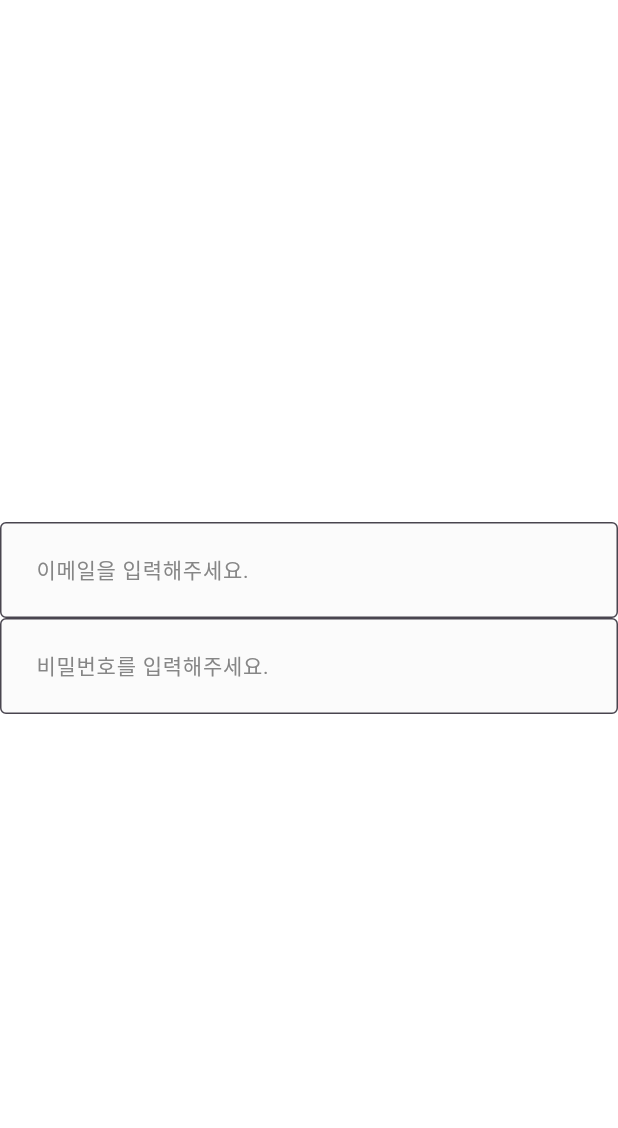
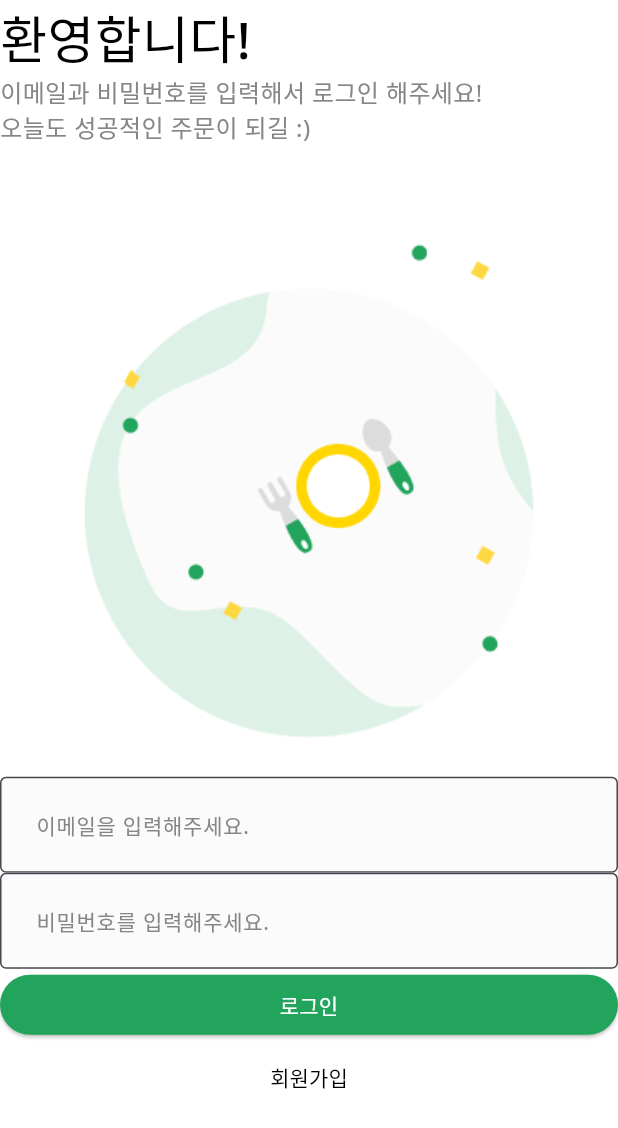
Before and after one commit to wnsdnn/Flutter_Codefactory_Middle, a Flutter app: the screen it shows after launch, on a phone screen of 412 x 824 dp. Shown: the top 1128 px of the screen. Run offline on Flutter 3.47's test engine with Material 3 defaults, Android fonts, the phone set to English and light mode, and no system bars.

Commit message:
UI 배치하기

```diff
--- /dev/null
+++ b/project/actual/lib/common/layout/default_layout.dart
@@ -0,0 +1,18 @@
+import 'package:flutter/material.dart';
+
+class DefaultLayout extends StatelessWidget {
+  final Widget child;
+
+  DefaultLayout({
+    super.key,
+    required this.child,
+  });
+
+  @override
+  Widget build(BuildContext context) {
+    return Scaffold(
+      backgroundColor: Colors.white,
+      body: child,
+    );
+  }
+}
--- a/project/actual/lib/main.dart
+++ b/project/actual/lib/main.dart
@@ -1,4 +1,4 @@
-import 'package:actual/common/component/custom_text_form_field.dart';
+import 'package:actual/user/view/login_screen.dart';
 import 'package:flutter/material.dart';
 
 void main() {
@@ -14,23 +14,10 @@ class _App extends StatelessWidget {
   Widget build(BuildContext context) {
     return MaterialApp(
       debugShowCheckedModeBanner: false,
-      home: Scaffold(
-        backgroundColor: Colors.white,
-        body: Column(
-          mainAxisAlignment: MainAxisAlignment.center,
-          children: [
-            CustomTextFormField(
-              hintText: '이메일을 입력해주세요.',
-              onChanged: (String value) {},
-            ),
-            CustomTextFormField(
-              hintText: '비밀번호를 입력해주세요.',
-              obscureText: true,
-              onChanged: (String value) {},
-            ),
-          ],
-        ),
+      theme: ThemeData(
+        fontFamily: 'NotoSans',
       ),
+      home: LoginScreen(),
     );
   }
 }
--- /dev/null
+++ b/project/actual/lib/user/view/login_screen.dart
@@ -0,0 +1,90 @@
+import 'package:actual/common/component/custom_text_form_field.dart';
+import 'package:actual/common/const/colors.dart';
+import 'package:actual/common/layout/default_layout.dart';
+import 'package:flutter/material.dart';
+
+class LoginScreen extends StatelessWidget {
+  const LoginScreen({super.key});
+
+  @override
+  Widget build(BuildContext context) {
+    final logoWidth = MediaQuery.of(context).size.width / 3 * 2;
+
+    return DefaultLayout(
+      child: SafeArea(
+        top: true,
+        bottom: false,
+        child: Column(
+          crossAxisAlignment: CrossAxisAlignment.stretch,
+          children: [
+            _Title(),
+            _SubTitle(),
+            Image.asset(
+              'asset/img/misc/logo.png',
+              width: logoWidth,
+            ),
+            CustomTextFormField(
+              hintText: '이메일을 입력해주세요.',
+              onChanged: (String value) {},
+            ),
+            CustomTextFormField(
+              hintText: '비밀번호를 입력해주세요.',
+              obscureText: true,
+              onChanged: (String value) {},
+            ),
+            ElevatedButton(
+              onPressed: () {},
+              style: ElevatedButton.styleFrom(
+                primary: PRIMARY_COLOR,
+              ),
+              child: Text(
+                '로그인',
+                style: TextStyle(
+                  color: Colors.white,
+                ),
+              ),
+            ),
+            TextButton(
+              onPressed: () {},
+              style: TextButton.styleFrom(
+                primary: Colors.black,
+              ),
+              child: Text('회원가입'),
+            ),
+          ],
+        ),
+      ),
+    );
+  }
+}
+
+class _Title extends StatelessWidget {
+  const _Title({super.key});
+
+  @override
+  Widget build(BuildContext context) {
+    return Text(
+      '환영합니다!',
+      style: TextStyle(
+        fontSize: 34.0,
+        fontWeight: FontWeight.w500,
+        color: Colors.black,
+      ),
+    );
+  }
+}
+
+class _SubTitle extends StatelessWidget {
+  const _SubTitle({super.key});
+
+  @override
+  Widget build(BuildContext context) {
+    return Text(
+      '이메일과 비밀번호를 입력해서 로그인 해주세요!\n오늘도 성공적인 주문이 되길 :)',
+      style: TextStyle(
+        fontSize: 16.0,
+        color: BODY_TEXT_COLOR,
+      ),
+    );
+  }
+}
```
Also changed, not shown: project/actual/pubspec.yaml (+27 -0 lines), project/actual/asset/img/logo/codefactory_logo.png (added), project/actual/asset/img/logo/logo.png (added), project/actual/asset/img/misc/logo.png (added), project/actual/asset/svg/icon/home.svg (added), project/actual/asset/svg/icon/orders.svg (added), project/actual/asset/svg/icon/profile.svg (added), project/actual/asset/svg/icon/search.svg (added), 9 other files.
